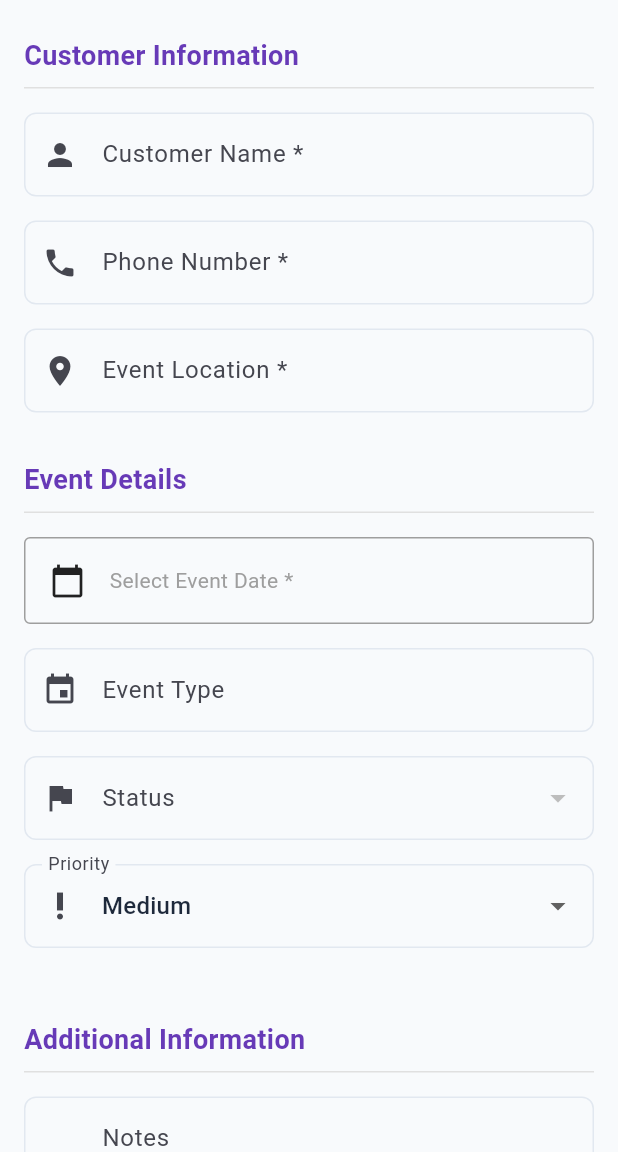
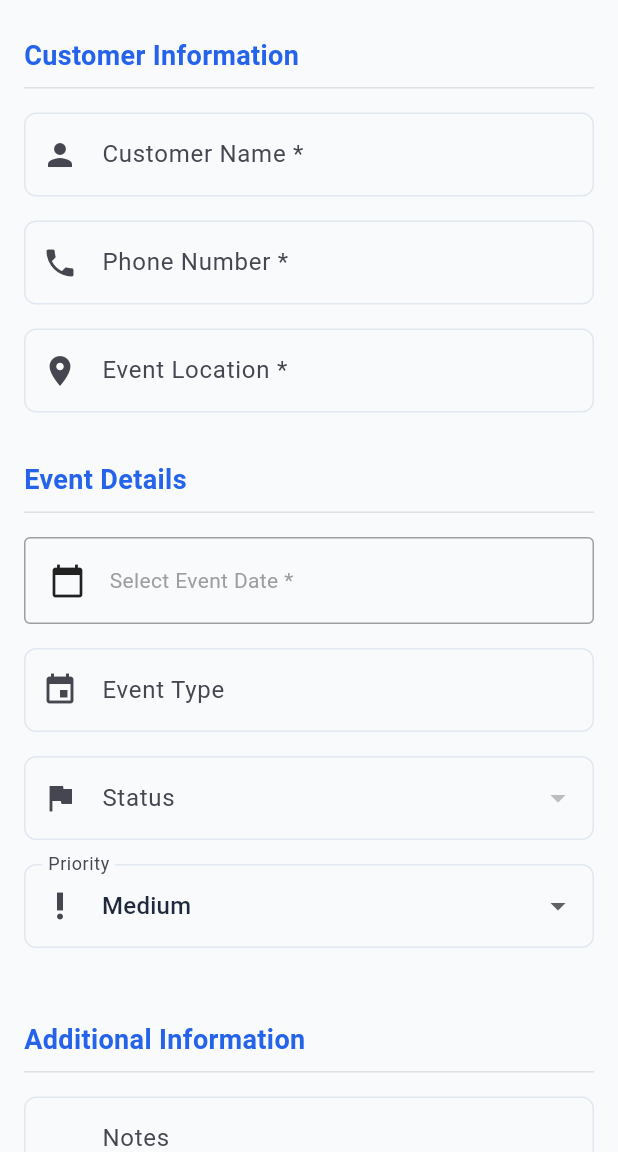
Before and after one commit to wedecor/enquiryApp, a Flutter app: the screen it shows once a user with an empty profile is signed in, after a tap on the "add" icon, on a phone screen of 412 x 824 dp, the part 84-1236 px from its top. Run offline on Flutter 3.47's test engine with Material 3 defaults, Android fonts, the phone set to English and light mode, and no system bars; our stand-ins replace cloud_firestore, firebase_auth, firebase_core, firebase_messaging, flutter_riverpod, freezed_annotation and 1 more; accounts and stored records are empty; generated files the repository leaves out were written again.

Commit message:
🎨 Remove all remaining purple colors - complete blue-green theme

```diff
--- a/lib/features/auth/presentation/screens/login_screen.dart
+++ b/lib/features/auth/presentation/screens/login_screen.dart
@@ -70,7 +70,7 @@ class _LoginScreenState extends ConsumerState<LoginScreen> {
                 const Icon(
                   Icons.home,
                   size: 80,
-                  color: Colors.deepPurple,
+                  color: Color(0xFF2563EB), // Blue
                 ),
                 const SizedBox(height: 32),
 
@@ -80,7 +80,7 @@ class _LoginScreenState extends ConsumerState<LoginScreen> {
                   style: TextStyle(
                     fontSize: 28,
                     fontWeight: FontWeight.bold,
-                    color: Colors.deepPurple,
+                    color: Color(0xFF2563EB), // Blue
                   ),
                   textAlign: TextAlign.center,
                 ),
@@ -159,7 +159,7 @@ class _LoginScreenState extends ConsumerState<LoginScreen> {
                 ElevatedButton(
                   onPressed: _isLoading ? null : _signIn,
                   style: ElevatedButton.styleFrom(
-                    backgroundColor: Colors.deepPurple,
+                    backgroundColor: Color(0xFF2563EB), // Blue
                     foregroundColor: Colors.white,
                     padding: const EdgeInsets.symmetric(vertical: 16),
                     shape: RoundedRectangleBorder(
--- a/lib/features/dashboard/presentation/screens/dashboard_screen.dart
+++ b/lib/features/dashboard/presentation/screens/dashboard_screen.dart
@@ -220,7 +220,7 @@ class _DashboardScreenState extends ConsumerState<DashboardScreen>
                 'In Progress',
                 inProgressEnquiries.toString(),
                 Icons.pending,
-                Colors.purple,
+                const Color(0xFF2563EB), // Blue
               ),
             ),
             const SizedBox(width: 12),
@@ -450,7 +450,7 @@ class _DashboardScreenState extends ConsumerState<DashboardScreen>
       case 'in progress':
         return const Color(0xFF2563EB); // Our new blue color
       case 'quote sent':
-        return Colors.purple;
+        return const Color(0xFF2563EB); // Blue
       case 'confirmed':
         return Colors.indigo;
       case 'completed':
--- a/lib/features/enquiries/presentation/screens/enquiry_form_screen.dart
+++ b/lib/features/enquiries/presentation/screens/enquiry_form_screen.dart
@@ -554,7 +554,7 @@ class _EnquiryFormScreenState extends ConsumerState<EnquiryFormScreen> {
               ElevatedButton(
                 onPressed: _isLoading ? null : _submitForm,
                 style: ElevatedButton.styleFrom(
-                  backgroundColor: Colors.deepPurple,
+                  backgroundColor: const Color(0xFF2563EB), // Blue
                   foregroundColor: Colors.white,
                   padding: const EdgeInsets.symmetric(vertical: 16),
                 ),
@@ -592,7 +592,7 @@ class _EnquiryFormScreenState extends ConsumerState<EnquiryFormScreen> {
         style: const TextStyle(
           fontSize: 18,
           fontWeight: FontWeight.bold,
-          color: Colors.deepPurple,
+                          color: const Color(0xFF2563EB), // Blue
         ),
       ),
     );
--- a/lib/main.dart
+++ b/lib/main.dart
@@ -81,7 +81,7 @@ Future<void> _seedDataForDebug() async {
 /// and navigates users to the appropriate screen based on their
 /// authentication status.
 ///
-/// The app uses Material Design 3 with a deep purple color scheme and
+/// The app uses Material Design 3 with a blue-green color scheme and
 /// implements role-based navigation:
 /// - Authenticated users are directed to the [DashboardScreen]
 /// - Unauthenticated users are directed to the [LoginScreen]
--- a/lib/shared/widgets/enquiry_history_widget.dart
+++ b/lib/shared/widgets/enquiry_history_widget.dart
@@ -241,7 +241,7 @@ class EnquiryHistoryWidget extends ConsumerWidget {
       case 'status':
         return const Color(0xFF2563EB); // Our new blue color
       case 'assignedto':
-        return Colors.purple;
+        return const Color(0xFF2563EB); // Blue
       case 'priority':
         return Colors.orange;
       case 'totalcost':
```
